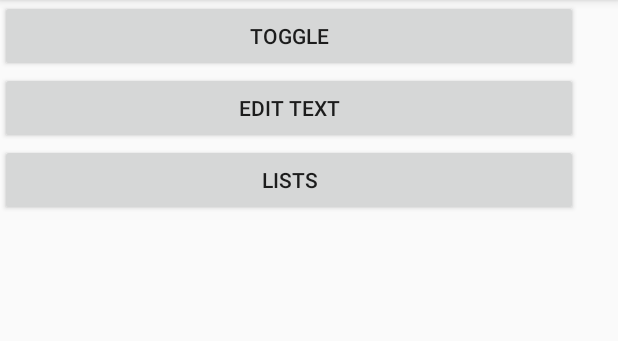
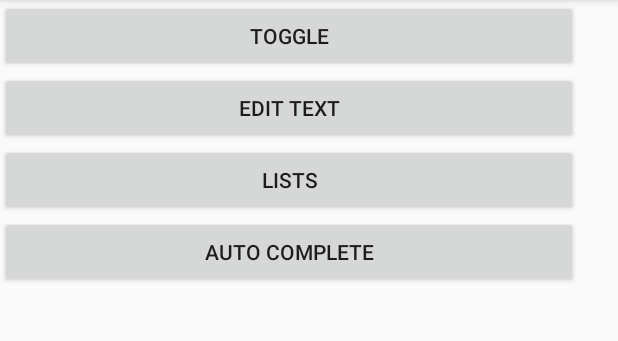
Before and after one commit to iarlenaquiles/EstudoAndroid, an Android app: the screen it shows after launch (MainActivity), on a phone screen of 412 x 824 dp, the part 84-425 px from its top. Run offline under Robolectric (Android 15) with nearby library versions, the phone set to English and light mode, and no system bars.

Commit message:
Criando a activity do autocomplete

```diff
--- a/app/src/main/AndroidManifest.xml
+++ b/app/src/main/AndroidManifest.xml
@@ -27,6 +27,10 @@
         <activity
             android:name=".ListActivity"
             android:label="@string/title_activity_list"
+            android:theme="@style/AppTheme.NoActionBar" />
+        <activity
+            android:name=".AutoCompleteActivity"
+            android:label="@string/title_activity_auto_complete"
             android:theme="@style/AppTheme.NoActionBar"></activity>
     </application>
 
--- a/app/src/main/java/com/example/iarlenaquiles/estudoandroid/MainActivity.java
+++ b/app/src/main/java/com/example/iarlenaquiles/estudoandroid/MainActivity.java
@@ -12,6 +12,7 @@ public class MainActivity extends AppCompatActivity {
     private Button btnToggle;
     private Button btnEditText;
     private Button btnList;
+    private Button btnAutoComplete;
 
     @Override
     protected void onCreate(Bundle savedInstanceState) {
@@ -20,6 +21,7 @@ public class MainActivity extends AppCompatActivity {
         addListenerOnButtonToggle();
         addListenerOnButtonEditText();
         addListenerOnButtonList();
+        addListenerOnButtonAutoComplete();
 
     }
 
@@ -56,4 +58,15 @@ public class MainActivity extends AppCompatActivity {
         });
 
     }
+
+    public void addListenerOnButtonAutoComplete() {
+        btnAutoComplete = (Button) findViewById(R.id.btnAutoComplete);
+
+        btnAutoComplete.setOnClickListener(new View.OnClickListener() {
+            public void onClick(View v) {
+                Intent it = new Intent(MainActivity.this, AutoCompleteActivity.class);
+                startActivity(it);
+            }
+        });
+    }
 }
--- a/app/src/main/res/layout/activity_main.xml
+++ b/app/src/main/res/layout/activity_main.xml
@@ -28,6 +28,12 @@
             android:layout_height="wrap_content"
             android:text="Lists" />
 
+        <Button
+            android:id="@+id/btnAutoComplete"
+            android:layout_width="385dp"
+            android:layout_height="wrap_content"
+            android:text="Auto Complete" />
+
     </LinearLayout>
 
 </android.support.constraint.ConstraintLayout>
--- a/app/src/main/res/values/strings.xml
+++ b/app/src/main/res/values/strings.xml
@@ -10,4 +10,5 @@
     <string name="show_the_text">Show the Text</string>
     <string name="enter_text">text changes</string>
     <string name="title_activity_list">ListActivity</string>
+    <string name="title_activity_auto_complete">AutoCompleteActivity</string>
 </resources>
```
Also changed, not shown: app/src/main/java/com/example/iarlenaquiles/estudoandroid/AutoCompleteActivity.java (added, +31 -0 lines), app/src/main/res/layout/activity_auto_complete.xml (added, +17 -0 lines), app/src/main/res/layout/content_auto_complete.xml (added, +11 -0 lines).
